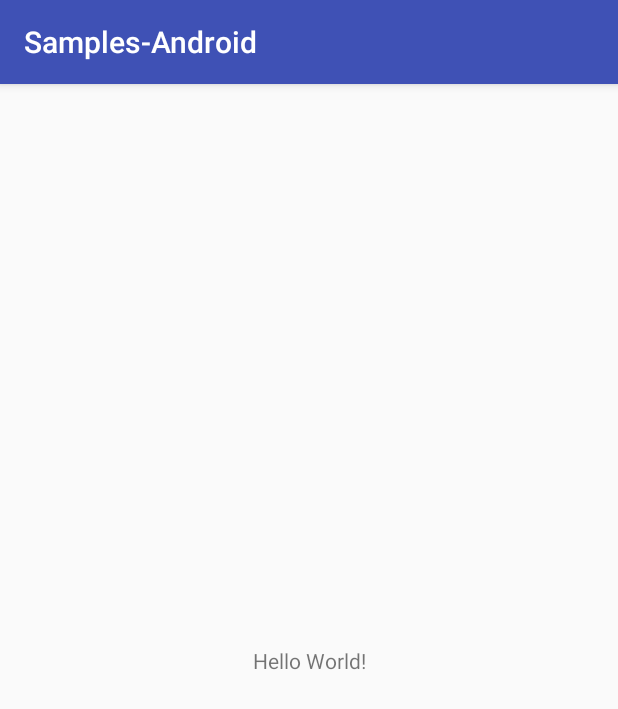
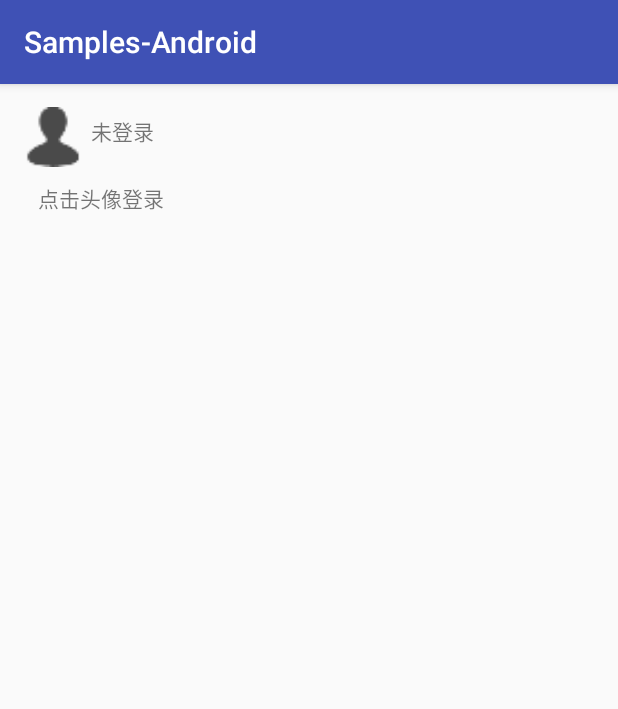
Before and after one commit to seedland-inf/Passport-Samples, an Android app: the screen it shows after launch (MainActivity), on a phone screen of 412 x 824 dp. Shown: the top 709 px of the screen. Run offline under Robolectric (Android 15) with nearby library versions, the phone set to English and light mode, and no system bars; libraries missing offline, so code that uses them is left out: cc.seedland.inf; 2 statements that could not run were skipped.

Commit message:
完成demo，nexus方式提供sdk

```diff
--- a/Android/app/src/main/AndroidManifest.xml
+++ b/Android/app/src/main/AndroidManifest.xml
@@ -3,6 +3,7 @@
     package="cc.seedland.inf.samples" >
 
     <application
+        android:name=".SampleApplication"
         android:allowBackup="true"
         android:icon="@mipmap/ic_launcher"
         android:label="@string/app_name"
--- a/Android/app/src/main/java/cc/seedland/inf/samples/MainActivity.java
+++ b/Android/app/src/main/java/cc/seedland/inf/samples/MainActivity.java
@@ -1,13 +1,105 @@
 package cc.seedland.inf.samples;
 
+import android.app.Activity;
+import android.content.Intent;
 import android.support.v7.app.AppCompatActivity;
 import android.os.Bundle;
+import android.text.TextUtils;
+import android.util.Log;
+import android.view.View;
+import android.widget.Button;
+import android.widget.ImageView;
+import android.widget.TextView;
 
-public class MainActivity extends AppCompatActivity {
+import cc.seedland.inf.passport.PassportHome;
+
+public class MainActivity extends AppCompatActivity implements View.OnClickListener {
+
+    private static final int REQUEST_CODE_PASSWORD = 1;
+    private static final int REQUEST_CODE_LOGIN = 2;
+
+    private Button passwordBtn;
+    private Button logoutBtn;
+    private ImageView avatarImv;
+    private TextView nickNameTxv;
+    private TextView mobileTxv;
+    private TextView remarkTxv;
 
     @Override
     protected void onCreate(Bundle savedInstanceState) {
         super.onCreate(savedInstanceState);
         setContentView(R.layout.activity_main);
+
+        avatarImv = findViewById(R.id.main_avatar);
+        avatarImv.setOnClickListener(this);
+        nickNameTxv = findViewById(R.id.main_nickname);
+        mobileTxv = findViewById(R.id.main_mobile);
+        remarkTxv = findViewById(R.id.main_remark);
+        passwordBtn = findViewById(R.id.main_password);
+        passwordBtn.setOnClickListener(this);
+        logoutBtn = findViewById(R.id.main_logout);
+        logoutBtn.setOnClickListener(this);
+
+        updateState();
+
+    }
+
+    @Override
+    public void onClick(View v) {
+        switch (v.getId()) {
+            case R.id.main_password:
+                PassportHome.getInstance().startModifyPassword(this, REQUEST_CODE_PASSWORD);
+                break;
+            case R.id.main_avatar:
+                PassportHome.getInstance().startLoginByPassword(this, REQUEST_CODE_LOGIN);
+                break;
+            case R.id.main_logout:
+                Config.saveNickName("");
+                Config.saveUid("");
+                Config.saveMobile("");
+                PassportHome.getInstance().logout();
+                updateState();
+                break;
+        }
+    }
+
+    @Override
+    protected void onActivityResult(int requestCode, int resultCode, Intent data) {
+        super.onActivityResult(requestCode, resultCode, data);
+
+        if(resultCode == RESULT_OK) {
+            switch (requestCode) {
+                case REQUEST_CODE_LOGIN:
+                    Bundle args = data.getBundleExtra("result");
+                    Config.saveUid(args.getString("uid"));
+                    Config.saveNickName(args.getString("nickname"));
+                    Config.saveMobile(args.getString("mobile"));
+                    updateState();
+                    break;
+                case REQUEST_CODE_PASSWORD:
+
+                    break;
+            }
+        }
+
+    }
+
+    private void updateState() {
+        if(!TextUtils.isEmpty(PassportHome.getInstance().getToken())) { // 已登录
+            passwordBtn.setVisibility(View.VISIBLE);
+            logoutBtn.setVisibility(View.VISIBLE);
+            avatarImv.setImageResource(R.mipmap.ic_login_person);
+            nickNameTxv.setText(Config.getNickName());
+            mobileTxv.setText(Config.getMobile());
+            remarkTxv.setVisibility(View.VISIBLE);
+            remarkTxv.setText("uid:" + Config.getUid());
+        }else {
+            passwordBtn.setVisibility(View.GONE);
+            logoutBtn.setVisibility(View.GONE);
+            avatarImv.setImageResource(R.mipmap.ic_default_person);
+            nickNameTxv.setText("未登录");
+            mobileTxv.setText("-");
+            remarkTxv.setText("点击头像登录");
+        }
     }
 }
--- /dev/null
+++ b/Android/app/src/main/java/cc/seedland/inf/samples/SampleApplication.java
@@ -0,0 +1,22 @@
+package cc.seedland.inf.samples;
+
+import android.content.Context;
+import android.support.multidex.MultiDexApplication;
+
+import cc.seedland.inf.passport.PassportHome;
+
+/**
+ * Created by xuchunlei on 2017/11/22.
+ */
+
+public class SampleApplication extends MultiDexApplication {
+
+    public static Context CONTEXT;
+
+    @Override
+    public void onCreate() {
+        super.onCreate();
+        PassportHome.getInstance().init(this, getString(R.string.passport_channel), getString(R.string.passport_key));
+        CONTEXT = this;
+    }
+}
--- a/Android/app/src/main/res/layout/activity_main.xml
+++ b/Android/app/src/main/res/layout/activity_main.xml
@@ -1,19 +1,51 @@
 <?xml version="1.0" encoding="utf-8"?>
-<android.support.constraint.ConstraintLayout
-    xmlns:android="http://schemas.android.com/apk/res/android"
+<RelativeLayout xmlns:android="http://schemas.android.com/apk/res/android"
     xmlns:tools="http://schemas.android.com/tools"
-    xmlns:app="http://schemas.android.com/apk/res-auto"
     android:layout_width="match_parent"
     android:layout_height="match_parent"
+    android:orientation="vertical"
+    android:padding="15dp"
     tools:context="cc.seedland.inf.samples.MainActivity">
 
+    <ImageView
+        android:id="@+id/main_avatar"
+        android:layout_width="40dp"
+        android:layout_height="40dp"
+        android:src="@mipmap/ic_default_person"/>
     <TextView
+        android:id="@+id/main_nickname"
         android:layout_width="wrap_content"
         android:layout_height="wrap_content"
-        android:text="Hello World!"
-        app:layout_constraintBottom_toBottomOf="parent"
-        app:layout_constraintLeft_toLeftOf="parent"
-        app:layout_constraintRight_toRightOf="parent"
-        app:layout_constraintTop_toTopOf="parent" />
+        android:layout_toRightOf="@id/main_avatar"
+        android:layout_margin="5dp"
+        android:text="@string/main_default_nickname"/>
+    <TextView
+        android:id="@+id/main_mobile"
+        android:layout_width="wrap_content"
+        android:layout_height="wrap_content"
+        android:layout_toRightOf="@id/main_avatar"
+        android:layout_below="@id/main_nickname"
+        android:layout_marginLeft="5dp"/>
+    <TextView
+        android:id="@+id/main_remark"
+        android:layout_width="match_parent"
+        android:layout_height="wrap_content"
+        android:layout_below="@id/main_avatar"
+        android:padding="10dp"
+        android:text="点击头像登录"/>
+    <Button
+        android:id="@+id/main_password"
+        android:layout_width="match_parent"
+        android:layout_height="wrap_content"
+        android:layout_below="@id/main_remark"
+        android:visibility="gone"
+        android:text="修改密码"/>
+    <Button
+        android:id="@+id/main_logout"
+        android:layout_width="match_parent"
+        android:layout_height="wrap_content"
+        android:layout_below="@id/main_password"
+        android:visibility="gone"
+        android:text="退出登录" />
 
-</android.support.constraint.ConstraintLayout>
+</RelativeLayout>
--- a/Android/app/src/main/res/values/strings.xml
+++ b/Android/app/src/main/res/values/strings.xml
@@ -1,3 +1,5 @@
 <resources>
     <string name="app_name">Samples-Android</string>
+
+    <string name="main_default_nickname">未登录</string>
 </resources>
--- a/Android/build.gradle
+++ b/Android/build.gradle
@@ -19,6 +19,7 @@ allprojects {
     repositories {
         google()
         jcenter()
+        maven {url "http://nexus.seedland.cc:8081/repository/maven-snapshots/"}
     }
 }
 
```
Also changed, not shown: Android/app/build.gradle (+25 -0 lines), Android/app/src/main/java/cc/seedland/inf/samples/Config.java (added, +76 -0 lines), Android/app/src/main/res/mipmap-xxhdpi/ic_default_person.png (added), Android/app/src/main/res/mipmap-xxhdpi/ic_login_person.png (added), 2 other files.
